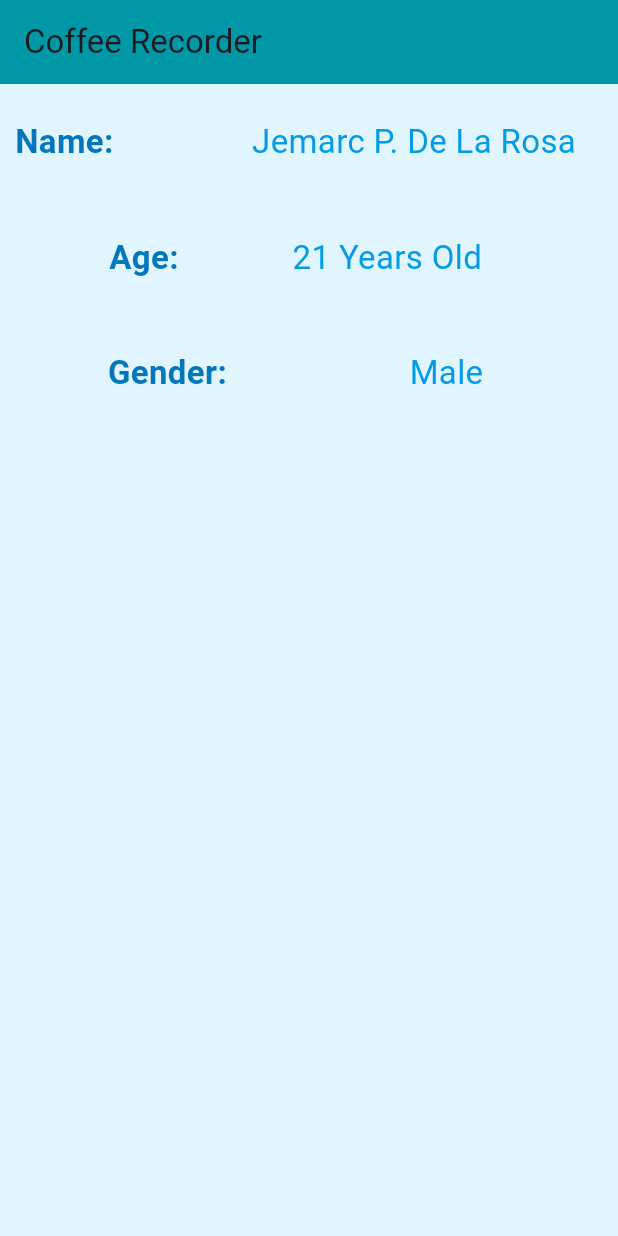
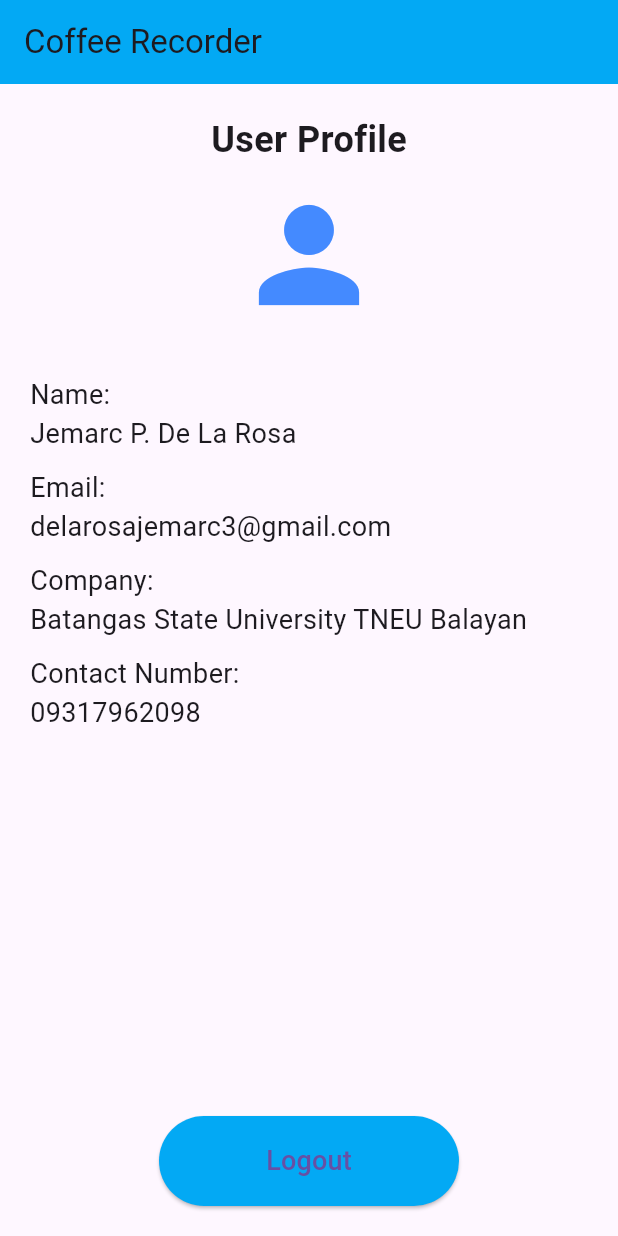
Before and after one commit to jemarc27/Coffee-Recorder, a Flutter app: the screen it shows after launch, on a phone screen of 412 x 824 dp. Run offline on Flutter 3.47's test engine with Material 3 defaults, Android fonts, the phone set to English and light mode, and no system bars.

Commit message:
jemarc's user profile

```diff
--- a/lib/main.dart
+++ b/lib/main.dart
@@ -3,102 +3,69 @@ import 'package:flutter/material.dart';
 
 void main() {
   runApp(MaterialApp(
-    home: Scaffold(
-      backgroundColor: Colors.lightBlue[50],
+    home: Profile(),
+    debugShowCheckedModeBanner: false,
+  ));
+}
+
+class Profile extends StatelessWidget {
+  const Profile({super.key});
+
+  @override
+  Widget build(BuildContext context) {
+    return Scaffold(
       appBar: AppBar(
-        title: Text('Coffee Recorder'),
-        backgroundColor: Colors.cyan[700],
+        title: const Text('Coffee Recorder'),
+        backgroundColor: Colors.lightBlue,
       ),
-      body: Column(
+      body: Padding(
+        padding: const EdgeInsets.all(20),
+        child: Column(
+          crossAxisAlignment: CrossAxisAlignment.start,
           children: [
-          // Name Row with container and all margin
-          Container(
-            margin: EdgeInsets.all(10),
-            child: Row(
-              mainAxisAlignment: MainAxisAlignment.spaceBetween,
+            Center(
+              child: Column(
                 children: [
-                Text(
-                  'Name:',
+                  const Text(
+                    'User Profile',
                     style: TextStyle(
-                    fontSize: 22,
+                      fontSize: 24,
                       fontWeight: FontWeight.bold,
-                    color: Colors.lightBlue[800],
                     ),
                   ),
-                Container(
-                  padding: EdgeInsets.all(8),
-                  margin: EdgeInsets.symmetric(vertical: 5, horizontal: 10),
-                  child: Text(
-                    'Jemarc P. De La Rosa',
-                    style: TextStyle(
-                      fontSize: 22,
-                      color: Colors.lightBlue[600],
+                  const SizedBox(height: 10),
+                  const Icon(Icons.person, size: 100, color: Colors.blueAccent),
+                ],
+              ),
+            ),
+            const SizedBox(height: 30),
+            const Text('Name:\nJemarc P. De La Rosa', style: TextStyle(fontSize: 18)),
+            const SizedBox(height: 10),
+            const Text('Email:\ndelarosajemarc3@gmail.com', style: TextStyle(fontSize: 18)),
+            const SizedBox(height: 10),
+            const Text('Company:\nBatangas State University TNEU Balayan', style: TextStyle(fontSize: 18)),
+            const SizedBox(height: 10),
+            const Text('Contact Number:\n09317962098', style: TextStyle(fontSize: 18)),
+            const Spacer(),
+            Center(
+              child: ElevatedButton(
+                onPressed: () {
+                  print('Logged out');
+                },
+                child: const Text(
+                  'Logout',
+                  style: TextStyle(fontSize: 18),
+                ),
+                style: ElevatedButton.styleFrom(
+                  backgroundColor: Colors.lightBlue,
+                  minimumSize: Size(200, 60),
+                  padding: EdgeInsets.symmetric(vertical: 15, horizontal: 30),
                 ),
               ),
             ),
           ],
         ),
       ),
-
-          // Age Row with symmetric margin
-          Container(
-            margin: EdgeInsets.symmetric(vertical: 10, horizontal: 15),
-            child: Row(
-              mainAxisAlignment: MainAxisAlignment.spaceEvenly,
-              children: [
-                Text(
-                  'Age:',
-                  style: TextStyle(
-                    fontSize: 22,
-                    fontWeight: FontWeight.bold,
-                    color: Colors.lightBlue[800],
-                  ),
-                ),
-                Container(
-                  padding: EdgeInsets.all(8),
-                  margin: EdgeInsets.symmetric(vertical: 5, horizontal: 10),
-                  child: Text(
-                    '21 Years Old',
-                    style: TextStyle(
-                      fontSize: 22,
-                      color: Colors.lightBlue[600],
-                    ),
-                  ),
-                ),
-              ],
-            ),
-          ),
-
-          // Gender Row with fromLTRB margin
-          Container(
-            margin: EdgeInsets.fromLTRB(20, 10, 20, 10),
-            child: Row(
-              mainAxisAlignment: MainAxisAlignment.spaceAround,
-              children: [
-                Text(
-                  'Gender:',
-                  style: TextStyle(
-                    fontSize: 22,
-                    fontWeight: FontWeight.bold,
-                    color: Colors.lightBlue[800],
-                  ),
-                ),
-                Container(
-                  padding: EdgeInsets.all(8),
-                  margin: EdgeInsets.symmetric(vertical: 5, horizontal: 10),
-                  child: Text(
-                    'Male',
-                    style: TextStyle(
-                      fontSize: 22,
-                      color: Colors.lightBlue[600],
-                    ),
-                  ),
-                ),
-              ],
-            ),
-          ),
-        ],
-      ),
-    ),
-  ));
+    );
   }
+}
```
Lines whose indentation alone changed are shown as unchanged.
